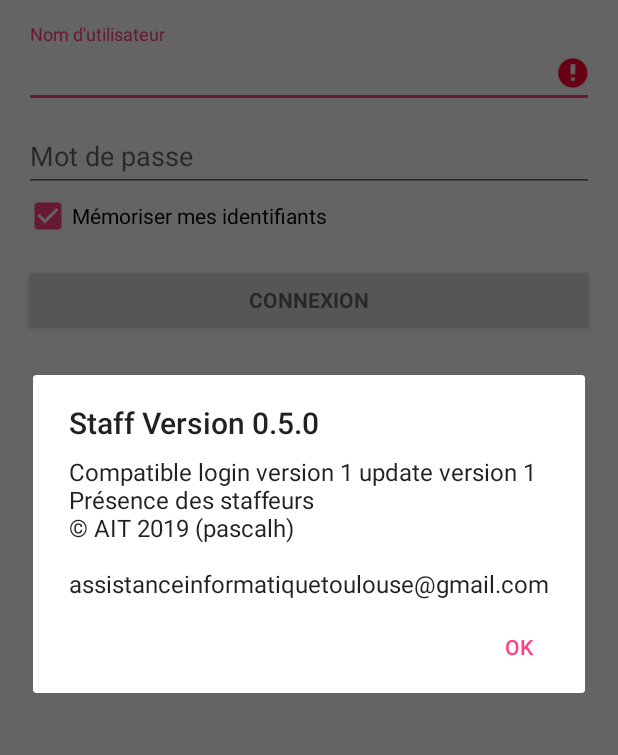
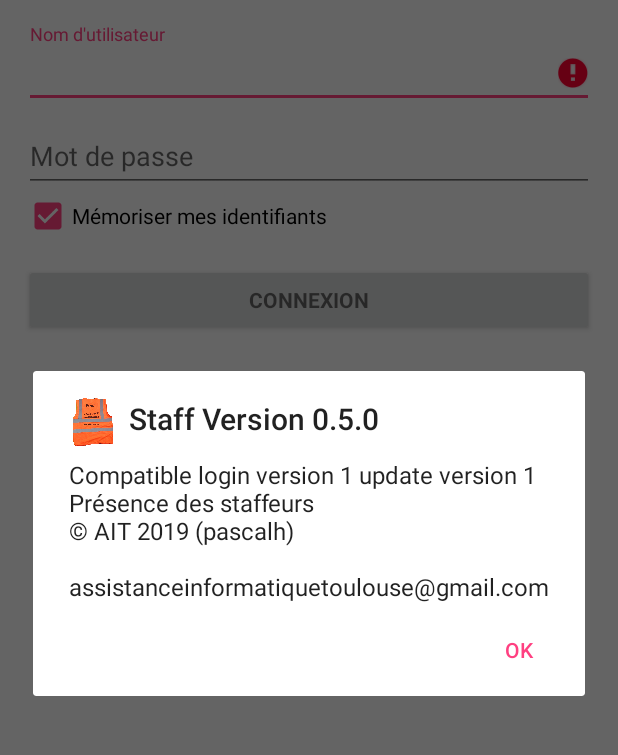
Before and after one commit to pascalheude/Staffeur, an Android app: the screen it shows after launch (StaffeurActivity), in the options menu, after a tap on "About", on a phone screen of 412 x 824 dp, the part 84-839 px from its top. Run offline under Robolectric (Android 15) with nearby library versions, the phone set to English and light mode, and no system bars.

Commit message:
Ajout d'icones de l'application (normal et rounded)

```diff
--- a/app/src/main/AndroidManifest.xml
+++ b/app/src/main/AndroidManifest.xml
@@ -4,9 +4,9 @@
 
     <application
         android:allowBackup="true"
-        android:icon="@mipmap/ic_launcher"
+        android:icon="@mipmap/ic_staffeur"
         android:label="@string/app_name"
-        android:roundIcon="@mipmap/ic_launcher_round"
+        android:roundIcon="@mipmap/ic_staffeur_rounded"
         android:supportsRtl="true"
         android:theme="@style/AppTheme" >
         <activity
--- a/app/src/main/java/com/assistanceinformatiquetoulouse/roulezrose/staffeur/StaffeurActivity.java
+++ b/app/src/main/java/com/assistanceinformatiquetoulouse/roulezrose/staffeur/StaffeurActivity.java
@@ -142,8 +142,7 @@ public class StaffeurActivity extends AppCompatActivity {
                 lAlertDialog.setPositiveButton("OK", new DialogInterface.OnClickListener() {
                     public void onClick(DialogInterface dialog, int whichButton) {
                     }});
-                // TODO Mettre un icone
-                //lAlertDialog.setIcon(R.mipmap.ic_staff);
+                lAlertDialog.setIcon(R.mipmap.ic_staffeur);
                 lAlertDialog.create().show();
                 break;
             default:
--- a/app/src/main/java/com/assistanceinformatiquetoulouse/roulezrose/staffeur/StaffeurDetailActivity.java
+++ b/app/src/main/java/com/assistanceinformatiquetoulouse/roulezrose/staffeur/StaffeurDetailActivity.java
@@ -25,8 +25,6 @@ import java.text.SimpleDateFormat;
 import java.util.ArrayList;
 
 import javax.net.ssl.HttpsURLConnection;
-
-import static java.lang.Thread.sleep;
 
 // Class StaffeurDetailActivity
 public class StaffeurDetailActivity extends AppCompatActivity {
@@ -135,8 +133,8 @@ public class StaffeurDetailActivity extends AppCompatActivity {
                                     runOnUiThread(new Runnable() {
                                         @Override
                                         public void run() {
-                                            pListeTextView.get(i_final).setTextColor(getColor(R.color.colorRed));
-                                            pListeTextView.get(i_final).setTypeface(((TextView) pListeTextView.get(i_final)).getTypeface(), Typeface.BOLD);
+                                            (pListeTextView.get(i_final)).setTextColor(getColor(R.color.colorRed));
+                                            (pListeTextView.get(i_final)).setTypeface(((TextView) (pListeTextView.get(i_final))).getTypeface(), Typeface.NORMAL);
                                         }
                                     });
                                 }
```
Also changed, not shown: app/src/main/res/mipmap-hdpi/ic_staffeur.png (added), app/src/main/res/mipmap-hdpi/ic_staffeur_rounded.png (added), app/src/main/res/mipmap-mdpi/ic_staffeur.png (added), app/src/main/res/mipmap-mdpi/ic_staffeur_rounded.png (added), app/src/main/res/mipmap-xhdpi/ic_staffeur.png (added), app/src/main/res/mipmap-xhdpi/ic_staffeur_rounded.png (added), app/src/main/res/mipmap-xxhdpi/ic_staffeur.png (added), 3 other files.
